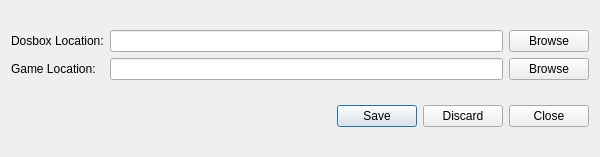
Before: the Qt Designer form settings.ui in hlhtddx/DragonEditor, drawn with Qt 5.
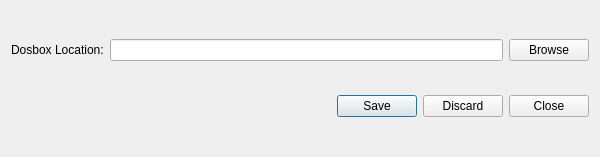
After: the same form once the commit is applied.

What changed in the file:
```diff
--- a/settings.ui
+++ b/settings.ui
@@ -16,6 +16,9 @@
   <layout class="QVBoxLayout" name="verticalLayout">
    <item>
     <layout class="QGridLayout" name="gridLayout">
+     <item row="1" column="1">
+      <widget class="QLineEdit" name="editDosboxPath"/>
+     </item>
      <item row="1" column="0">
       <widget class="QLabel" name="labelDosboxPath">
        <property name="text">
@@ -30,26 +33,6 @@
        </property>
       </widget>
      </item>
-     <item row="3" column="2">
-      <widget class="QPushButton" name="btnGamePath">
-       <property name="text">
-        <string>Browse</string>
-       </property>
-      </widget>
-     </item>
-     <item row="1" column="1">
-      <widget class="QLineEdit" name="editDosboxPath"/>
-     </item>
-     <item row="3" column="0">
-      <widget class="QLabel" name="labelGamePath">
-       <property name="text">
-        <string>Game Location:</string>
-       </property>
-      </widget>
-     </item>
-     <item row="3" column="1">
-      <widget class="QLineEdit" name="editGamePath"/>
-     </item>
     </layout>
    </item>
    <item>
```
